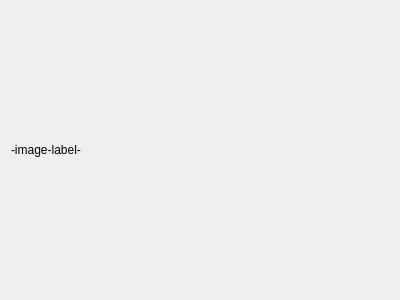
Old version of the form trunk/picogen-qt/ui/render-window.ui in the repository phresnel/picogen.
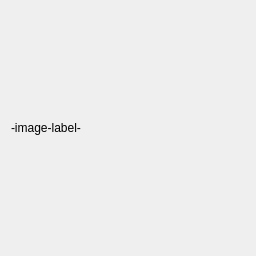
New version of the form.

Patch:
```diff
--- a/trunk/picogen-qt/ui/render-window.ui
+++ b/trunk/picogen-qt/ui/render-window.ui
@@ -5,16 +5,28 @@
    <rect>
     <x>0</x>
     <y>0</y>
-    <width>400</width>
-    <height>300</height>
+    <width>256</width>
+    <height>256</height>
    </rect>
   </property>
+  <property name="sizePolicy" >
+   <sizepolicy vsizetype="Ignored" hsizetype="Ignored" >
+    <horstretch>0</horstretch>
+    <verstretch>0</verstretch>
+   </sizepolicy>
+  </property>
   <property name="windowTitle" >
    <string>Form</string>
   </property>
   <layout class="QHBoxLayout" name="horizontalLayout" >
    <item>
     <widget class="QLabel" name="imageLabel" >
+     <property name="sizePolicy" >
+      <sizepolicy vsizetype="Ignored" hsizetype="Ignored" >
+       <horstretch>0</horstretch>
+       <verstretch>0</verstretch>
+      </sizepolicy>
+     </property>
      <property name="text" >
       <string>-image-label-</string>
      </property>
```
Left out of the diff: 2 changed lines with no effect on the pictures.
